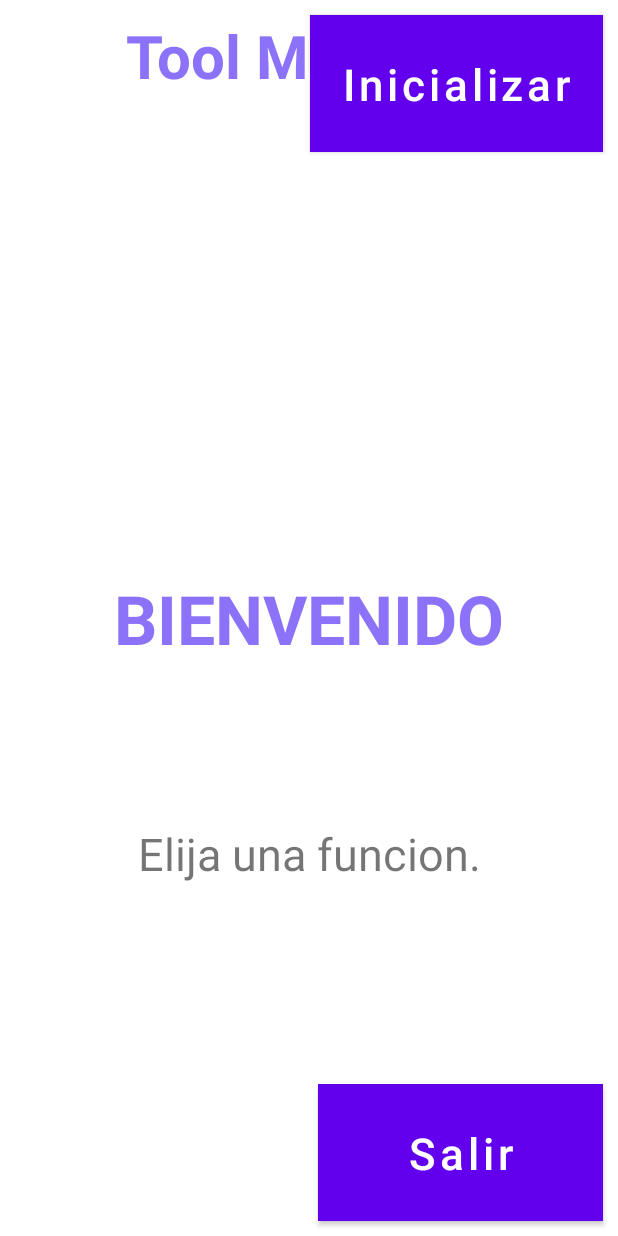
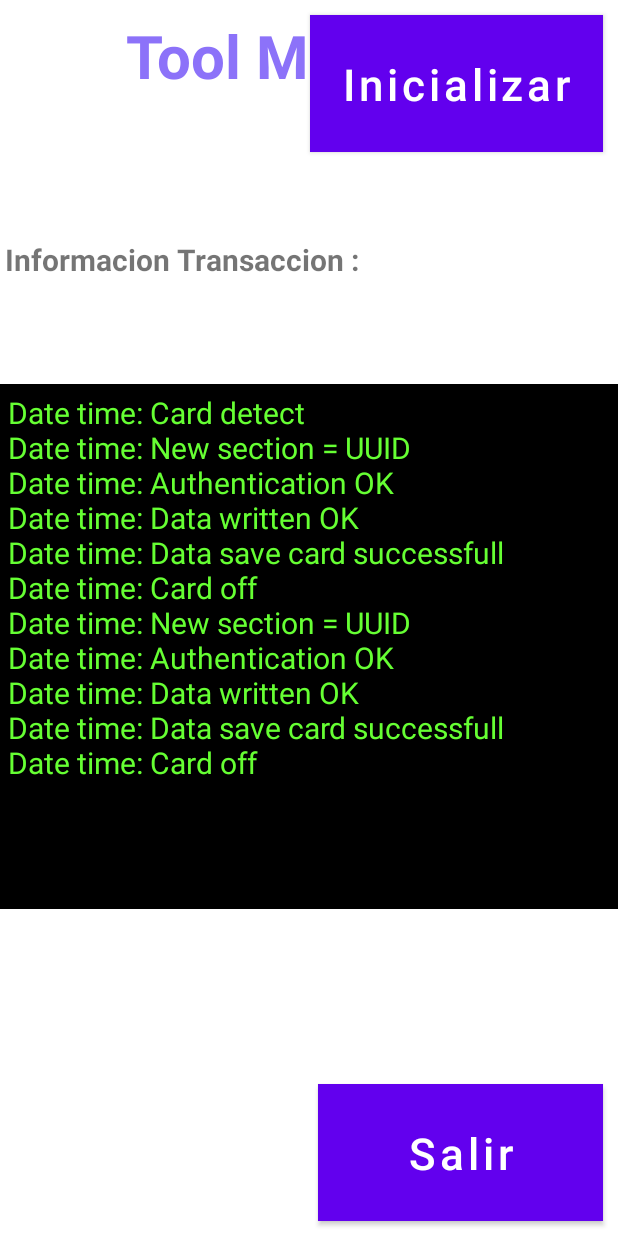
Before and after one commit to CristianRamirezC/NFCReader, an Android app: the FunctionsFragment screen opened through its navigation route, on a phone screen of 412 x 824 dp. Run offline under Robolectric (Android 15) with nearby library versions, the phone set to English and light mode, and no system bars; our stand-ins replace Dagger/Hilt's generated code; libraries missing offline, so code that uses them is left out: com.kinpos; 11 statements that could not run were skipped.

Commit message:
imprimiendo los resultados de la funcion increaseCardLevel en la pantalla de functions

```diff
--- /dev/null
+++ b/app/src/main/java/com/example/nfcreader/data/model/IncreaseCardLevelResponse.kt
@@ -0,0 +1,5 @@
+package com.example.nfcreader.data.model
+
+data class IncreaseCardLevelResponse(
+    val result: StringBuilder = StringBuilder()
+)
--- a/app/src/main/java/com/example/nfcreader/ui/view/FunctionsFragment.kt
+++ b/app/src/main/java/com/example/nfcreader/ui/view/FunctionsFragment.kt
@@ -1,6 +1,7 @@
 package com.example.nfcreader.ui.view
 
 import android.os.Bundle
+import android.text.method.ScrollingMovementMethod
 import android.util.Log
 import android.view.LayoutInflater
 import android.view.View
@@ -34,6 +35,19 @@ class FunctionsFragment : Fragment() {
         super.onViewCreated(view, savedInstanceState)
 
         functionsViewModel.connectToCardReader()
+        initObservers()
+        initViewListeners()
+
+    }
+
+    private fun initObservers() {
+        binding.transactionLogTextView.movementMethod = ScrollingMovementMethod()
+        functionsViewModel.functionsResult.observe(viewLifecycleOwner) {
+            binding.transactionLogTextView.text = it
+        }
+    }
+
+    private fun initViewListeners() {
         binding.initializeButton.setOnClickListener {
             Log.i("initializeButton", "Pressed")
             functionsViewModel.increaseCardLevel()
--- a/app/src/main/java/com/example/nfcreader/ui/viewModel/FunctionsViewModel.kt
+++ b/app/src/main/java/com/example/nfcreader/ui/viewModel/FunctionsViewModel.kt
@@ -1,6 +1,9 @@
 package com.example.nfcreader.ui.viewModel
 
+import androidx.lifecycle.LiveData
+import androidx.lifecycle.MutableLiveData
 import androidx.lifecycle.ViewModel
+import com.example.nfcreader.data.model.IncreaseCardLevelResponse
 import com.example.nfcreader.domain.functionsUseCases.ConnectToCardReaderUseCase
 import com.example.nfcreader.domain.functionsUseCases.IncreaseCardLevelUseCase
 import dagger.hilt.android.lifecycle.HiltViewModel
@@ -12,12 +15,15 @@ class FunctionsViewModel @Inject constructor(
     private val increaseCardLevelUseCase: IncreaseCardLevelUseCase
 ) : ViewModel() {
 
+    private var _functionsResult = MutableLiveData<StringBuilder>()
+    val functionsResult: LiveData<StringBuilder> = _functionsResult
     fun connectToCardReader() {
         connectToCardReaderUseCase.connectToCardReader()
     }
 
     fun increaseCardLevel() {
-        increaseCardLevelUseCase.increaseLevel()
+        val functionResult: IncreaseCardLevelResponse = increaseCardLevelUseCase.increaseLevel()
+        _functionsResult.postValue(functionResult.result)
     }
 
 }
--- a/app/src/main/res/layout/fragment_functions.xml
+++ b/app/src/main/res/layout/fragment_functions.xml
@@ -135,9 +135,9 @@
         android:layout_width="wrap_content"
         android:layout_height="wrap_content"
         android:text="Informacion Transaccion :"
-        android:textSize="40dp"
+        android:textSize="20dp"
         android:textStyle="bold"
-        android:visibility="invisible" />
+        android:visibility="visible" />
 
     <TextView
         android:id="@+id/transaction_log_text_view"
@@ -148,7 +148,7 @@
         app:layout_constraintTop_toTopOf="parent"
         app:layout_constraintVertical_bias="0.54"
         android:layout_width="match_parent"
-        android:layout_height="261dp"
+        android:layout_height="350dp"
         android:background="#000000"
         android:padding="5dp"
         android:scrollbarFadeDuration="0"
@@ -165,8 +165,8 @@
                       \nDate time: Data save card successfull
                       \nDate time: Card off"
         android:textColor="#66FF33"
-        android:textSize="28dp"
-        android:visibility="invisible" />
+        android:textSize="20dp"
+        android:visibility="visible" />
 
     <Button
         android:id="@+id/exit_button"
```
Also changed, not shown: app/src/main/java/com/example/nfcreader/domain/functionsUseCases/IncreaseCardLevelUseCase.kt (+23 -7 lines).
